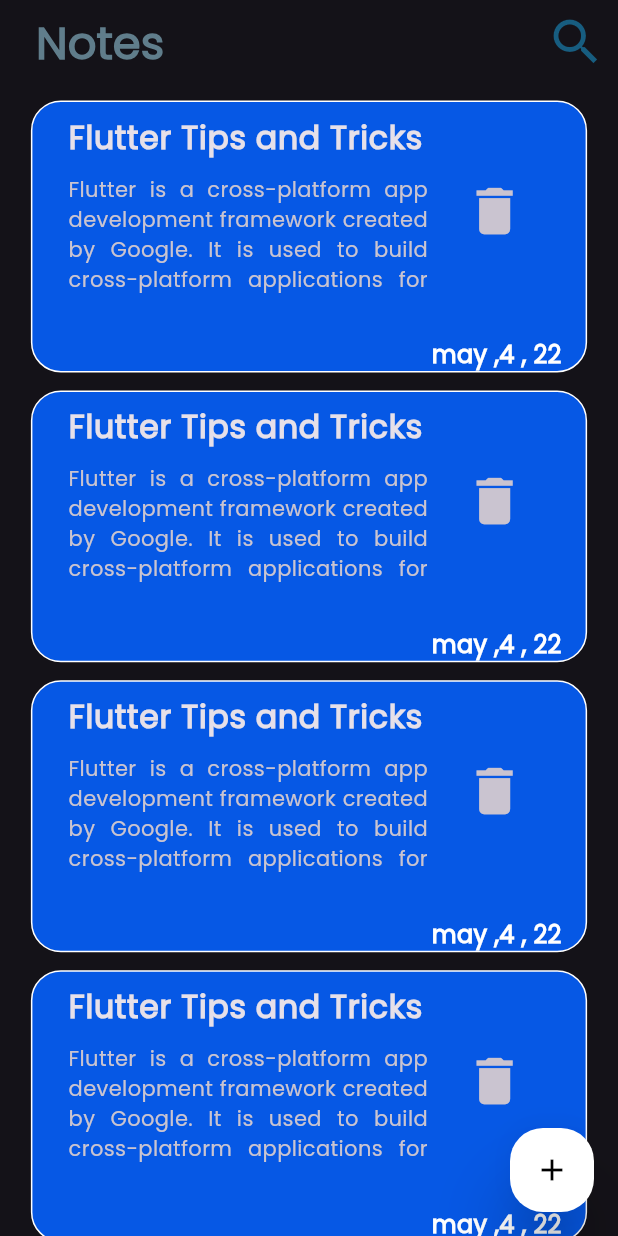
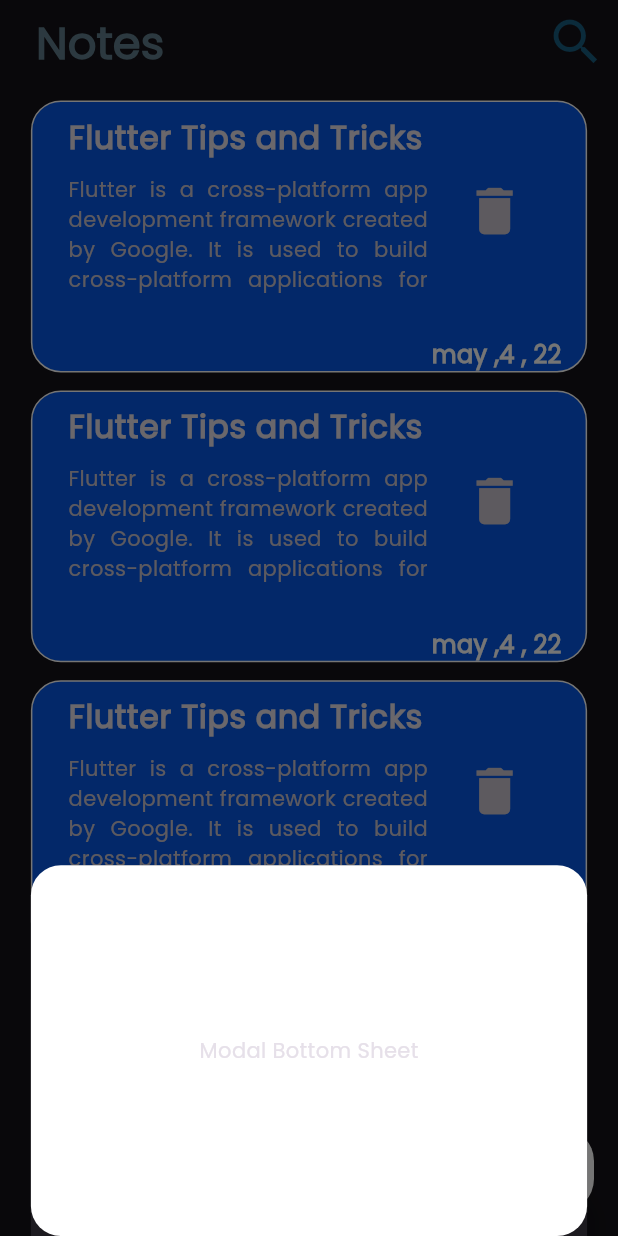
Before and after one commit to belalSoliman/notesy, a Flutter app: the screen it shows after launch, after a tap on the "add" icon, on a phone screen of 412 x 824 dp. Run offline on Flutter 3.47's test engine with Material 3 defaults, Android fonts, the light colour scheme and no system bars; drawn by our look-alikes of auto_size_text.

Commit message:
Add functionality to open modal bottom sheet from floating button
This commit introduces the capability to open a modal bottom sheet when the
floating action button is pressed. The floating button widget has been updated
to include an `onPressed` event that triggers the display of the modal bottom
sheet. Additionally, a new `ModalSheet` widget has been created to define the
content and appearance of the modal bottom sheet. This enhancement improves
user interaction by providing a clear and accessible way to access additional
features or information directly from the main interface.

```diff
--- a/lib/views/widget/floating_btn.dart
+++ b/lib/views/widget/floating_btn.dart
@@ -1,4 +1,5 @@
 import 'package:flutter/material.dart';
+import 'package:notesy/views/widget/modal_sheet.dart';
 
 class FloatingBtn extends StatelessWidget {
   const FloatingBtn({super.key});
@@ -16,7 +17,10 @@
       elevation: 20,
       splashColor: Colors.cyan,
       highlightElevation: 20,
-      onPressed: () {},
+      onPressed: () {
+        showModalBottomSheet(
+            context: context, builder: (context) => const ModalSheet());
+      },
       child: const Icon(Icons.add),
     );
   }
--- /dev/null
+++ b/lib/views/widget/modal_sheet.dart
@@ -0,0 +1,20 @@
+import 'package:flutter/material.dart';
+
+class ModalSheet extends StatelessWidget {
+  const ModalSheet({super.key});
+
+  @override
+  Widget build(BuildContext context) {
+    return Container(
+      height: MediaQuery.of(context).size.height * 0.3,
+      width: MediaQuery.of(context).size.width * 0.9,
+      decoration: BoxDecoration(
+        color: Colors.white,
+        borderRadius: BorderRadius.circular(20),
+      ),
+      child: const Center(
+        child: Text('Modal Bottom Sheet'),
+      ),
+    );
+  }
+}
```
